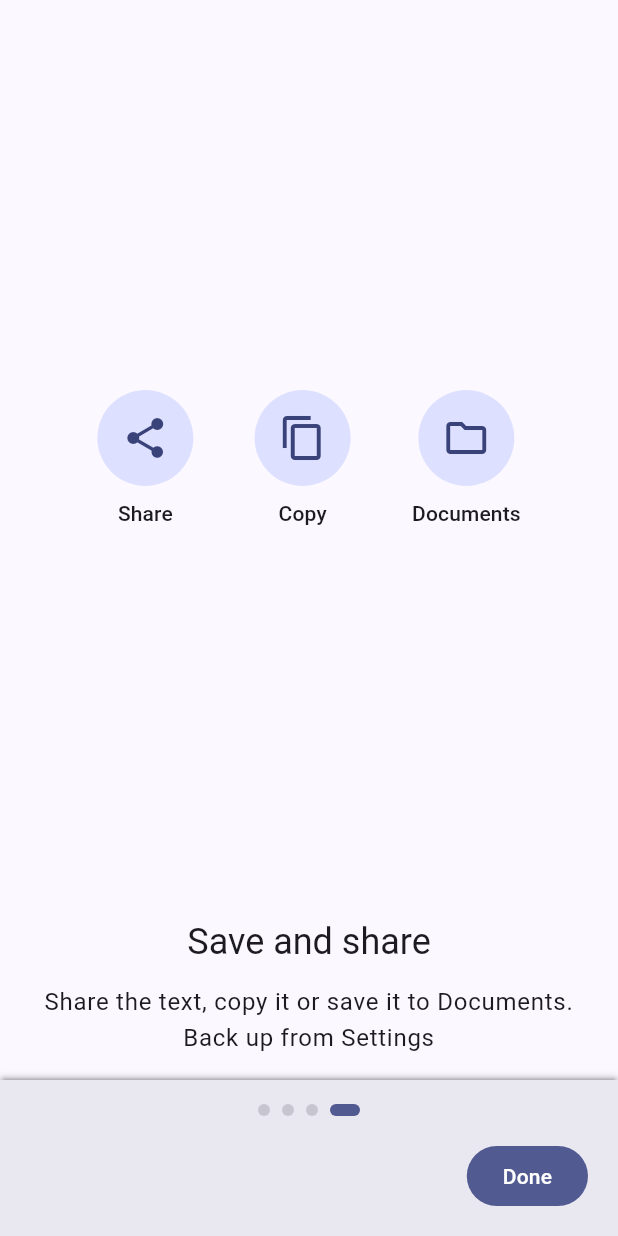
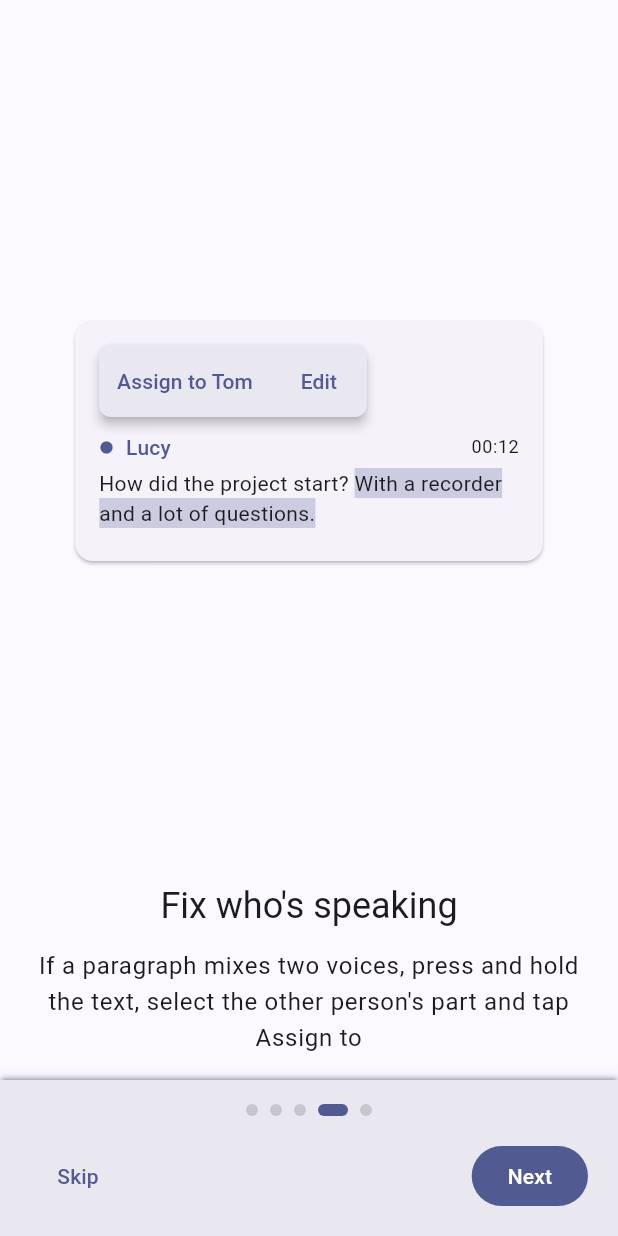
Before and after one commit to antruc/scrita, a Flutter app: the OnboardingScreen screen opened directly, swiped to page 4, on a phone screen of 412 x 824 dp. Run offline on Flutter 3.47's test engine with Material 3 defaults, Android fonts, the phone set to English and light mode, and no system bars; our stand-ins replace audioplayers, dynamic_color, file_picker, share_plus, shared_preferences; missing offline and left inert: dart:ffi, flutter_foreground_task, record, sherpa_onnx; accounts and stored records are empty.

Commit message:
feat: tutorial slide for assigning text to a speaker
- Onboarding: new "Fix who's speaking" slide showing the selection menu.
- Onboarding: example speakers are Lucia/Tomas (es) and Lucy/Tom (en).
- Transcript: light mode speaker colors use shade700 (deepOrange keeps
  shade900 for 4.5:1), so the colors no longer look alike.
- Settings: drop the Privacy subtitle.
- README: example speaker is Lucy; Offline badge value is green.

Co-Authored-By: Claude Opus 5.5 <noreply@anthropic.com>

```diff
--- a/lib/screens/onboarding_screen.dart
+++ b/lib/screens/onboarding_screen.dart
@@ -15,7 +15,7 @@ import '../main.dart' show appFooter;
 import '../models.dart' as models;
 import '../recorder.dart';
 
-enum _Kind { permissions, download, record, speakers, review, save }
+enum _Kind { permissions, download, record, speakers, review, assign, save }
 
 class OnboardingScreen extends StatefulWidget {
   /// [modelDir] set: the model is missing there and gets downloaded.
@@ -47,6 +47,7 @@ class _OnboardingScreenState extends State<OnboardingScreen> {
       _Kind.record,
       _Kind.speakers,
       _Kind.review,
+      _Kind.assign,
       _Kind.save,
     ],
   ];
@@ -457,6 +458,17 @@ class _OnboardingScreenState extends State<OnboardingScreen> {
             'while you read',
       ),
     ),
+    _Kind.assign => _slide(
+      theme,
+      const _AssignArt(),
+      tr('Corrige quién habla', "Fix who's speaking"),
+      tr(
+        'Si un párrafo mezcla dos voces, mantén presionado el texto, '
+            'selecciona la parte de la otra persona y toca Asignar a',
+        'If a paragraph mixes two voices, press and hold the text, select '
+            "the other person's part and tap Assign to",
+      ),
+    ),
     _Kind.save => _slide(
       theme,
       const _SaveArt(),
@@ -620,15 +632,9 @@ class _SpeakersArt extends StatelessWidget {
   );
 }
 
-/// Two paragraphs of a transcript, each with its speaker's color.
-class _TranscriptArt extends StatelessWidget {
-  const _TranscriptArt();
-
-  @override
-  Widget build(BuildContext context) {
-    final theme = Theme.of(context);
-    final c = theme.colorScheme;
-    Widget paragraph(String name, Color color, String text) => Padding(
+/// One transcript paragraph: speaker dot, name, time and [text].
+Widget _paragraph(ThemeData theme, String name, Color color, Widget text) =>
+    Padding(
       padding: const EdgeInsets.symmetric(vertical: 6),
       child: Column(
         crossAxisAlignment: CrossAxisAlignment.start,
@@ -646,25 +652,87 @@ class _TranscriptArt extends StatelessWidget {
             ],
           ),
           const SizedBox(height: 4),
-          Text(text),
+          text,
         ],
       ),
     );
+
+String get _question =>
+    tr('¿Cómo empezó el proyecto?', 'How did the project start?');
+String get _answer => tr(
+  'Con una grabadora y muchas preguntas.',
+  'With a recorder and a lot of questions.',
+);
+
+/// Two paragraphs of a transcript, each with its speaker's color.
+class _TranscriptArt extends StatelessWidget {
+  const _TranscriptArt();
+
+  @override
+  Widget build(BuildContext context) {
+    final theme = Theme.of(context);
+    final c = theme.colorScheme;
     return _mock(
       Column(
         mainAxisSize: MainAxisSize.min,
         children: [
-          paragraph(
-            'Ana',
+          _paragraph(theme, tr('Lucía', 'Lucy'), c.primary, Text(_question)),
+          _paragraph(theme, tr('Tomás', 'Tom'), c.tertiary, Text(_answer)),
+        ],
+      ),
+    );
+  }
+}
+
+/// One paragraph that mixes two voices: Tom's part is selected and the
+/// selection menu offers "Assign to Tom".
+class _AssignArt extends StatelessWidget {
+  const _AssignArt();
+
+  @override
+  Widget build(BuildContext context) {
+    final theme = Theme.of(context);
+    final c = theme.colorScheme;
+    return _mock(
+      Column(
+        mainAxisSize: MainAxisSize.min,
+        crossAxisAlignment: CrossAxisAlignment.start,
+        children: [
+          Material(
+            elevation: 3,
+            color: c.surfaceContainerHigh,
+            borderRadius: BorderRadius.circular(8),
+            child: Row(
+              mainAxisSize: MainAxisSize.min,
+              children: [
+                TextButton(
+                  onPressed: () {},
+                  child: Text(tr('Asignar a Tomás', 'Assign to Tom')),
+                ),
+                TextButton(
+                  onPressed: () {},
+                  child: Text(tr('Editar', 'Edit')),
+                ),
+              ],
+            ),
+          ),
+          const SizedBox(height: 4),
+          _paragraph(
+            theme,
+            tr('Lucía', 'Lucy'),
             c.primary,
-            tr('¿Cómo empezó el proyecto?', 'How did the project start?'),
-          ),
-          paragraph(
-            'Luis',
-            c.tertiary,
-            tr(
-              'Con una grabadora y muchas preguntas.',
-              'With a recorder and a lot of questions.',
+            Text.rich(
+              TextSpan(
+                text: '$_question ',
+                children: [
+                  TextSpan(
+                    text: _answer,
+                    style: TextStyle(
+                      backgroundColor: c.primary.withValues(alpha: 0.25),
+                    ),
+                  ),
+                ],
+              ),
             ),
           ),
         ],
--- a/lib/screens/settings_screen.dart
+++ b/lib/screens/settings_screen.dart
@@ -254,12 +254,6 @@ class SettingsScreen extends StatelessWidget {
           ListTile(
             leading: const Icon(Icons.privacy_tip_outlined),
             title: Text(tr('Privacidad', 'Privacy')),
-            subtitle: Text(
-              tr(
-                'Tus grabaciones no salen de tu teléfono',
-                'Your recordings never leave your phone',
-              ),
-            ),
             onTap: () => showDialog<void>(
               context: context,
               builder: (ctx) => AlertDialog(
--- a/lib/screens/transcript_screen.dart
+++ b/lib/screens/transcript_screen.dart
@@ -913,6 +913,8 @@ class _TranscriptScreenState extends State<TranscriptScreen> {
 
   /// Speaker name and dot. The 500 shades fail 4.5:1 text contrast in light
   /// or dark mode, so each mode takes a shade that passes on its surface.
+  /// Light mode uses 700, not 900: the 900s are near black and look alike.
+  /// deepOrange 700 is 3.7:1, so it keeps 900.
   /// Harmonized toward the theme's primary: rotates the hue, keeps the tone,
   /// so the contrast holds.
   Color _color(int speaker) {
@@ -926,7 +928,8 @@ class _TranscriptScreenState extends State<TranscriptScreen> {
     ];
     final c = palette[speaker % palette.length];
     final theme = Theme.of(context);
-    return (theme.brightness == Brightness.dark ? c.shade200 : c.shade900)
+    final light = c == Colors.deepOrange ? c.shade900 : c.shade700;
+    return (theme.brightness == Brightness.dark ? c.shade200 : light)
         .harmonizeWith(theme.colorScheme.primary);
   }
 
```
Also changed, not shown: 1 other file.
